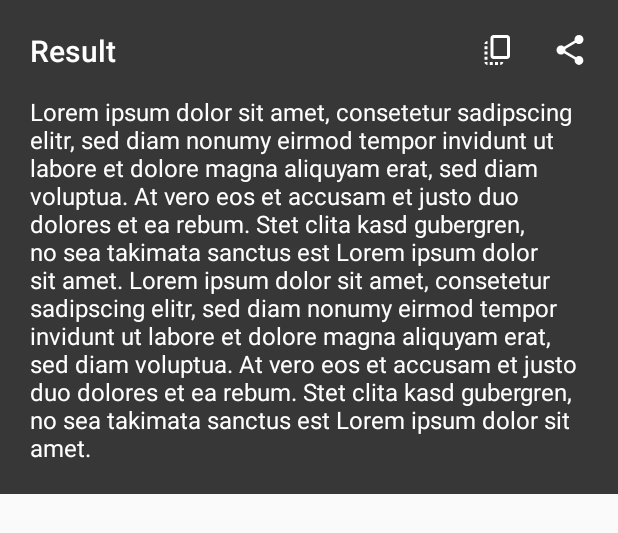
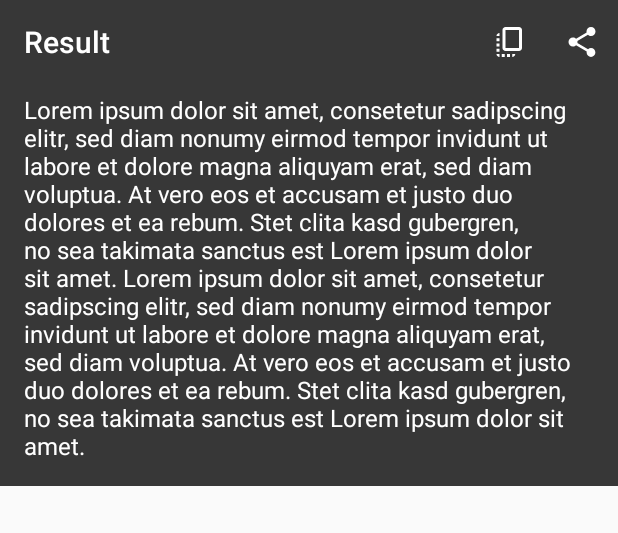
Before and after one commit to SubhamTyagi/android-ocr, an Android app: the layout bottom_sheet_dialog_results.xml on its own in the app's theme, with its tools: preview values and no code run, on a phone screen of 412 x 824 dp. Shown: the top 533 px of the screen. Run offline under Robolectric (Android 15) with nearby library versions, the light colour scheme and no system bars.

Commit message:
Use Toolbar instead.

```diff
--- a/app/src/main/java/io/github/subhamtyagi/ocr/BottomSheetResultsFragment.java
+++ b/app/src/main/java/io/github/subhamtyagi/ocr/BottomSheetResultsFragment.java
@@ -6,13 +6,14 @@ import android.content.Context;
 import android.content.Intent;
 import android.os.Bundle;
 import android.view.LayoutInflater;
+import android.view.MenuItem;
 import android.view.View;
 import android.view.ViewGroup;
-import android.widget.ImageButton;
 import android.widget.TextView;
 import android.widget.Toast;
 
 import androidx.annotation.Nullable;
+import androidx.appcompat.widget.Toolbar;
 
 import com.google.android.material.bottomsheet.BottomSheetDialogFragment;
 
@@ -45,14 +46,17 @@ public class BottomSheetResultsFragment extends BottomSheetDialogFragment {
         assert bundle != null;
         assert context != null;
 
-        ImageButton btnCopy = v.findViewById(R.id.btn_copy);
-        ImageButton btnShare = v.findViewById(R.id.btn_share);
+        TextView resultantText = v.findViewById(R.id.resultant_text);
+        Toolbar toolbar = v.findViewById(R.id.toolbar);
 
-        TextView resultantText = v.findViewById(R.id.resultant_text);
+        toolbar.setOnMenuItemClickListener(new Toolbar.OnMenuItemClickListener() {
 
-        btnCopy.setOnClickListener(new View.OnClickListener() {
             @Override
-            public void onClick(View v) {
+            public boolean onMenuItemClick(MenuItem item) {
+
+                int id = item.getItemId();
+
+                if(id == R.id.action_copy) {
 
                     ClipboardManager clipboardManager = (ClipboardManager) context.getSystemService(Context.CLIPBOARD_SERVICE);
                     ClipData clipData = ClipData.newPlainText("nonsense_data", bundle.getString(ARGUMENT_TEXT));
@@ -61,12 +65,7 @@ public class BottomSheetResultsFragment extends BottomSheetDialogFragment {
                     Toast.makeText(context, R.string.copied_to_clipboard, Toast.LENGTH_SHORT).show();
                     dismiss();
 
-            }
-        });
-
-        btnShare.setOnClickListener(new View.OnClickListener() {
-            @Override
-            public void onClick(View v) {
+                } else if(id == R.id.action_share) {
 
                     Intent intent = new Intent();
                     intent.setAction(Intent.ACTION_SEND);
@@ -77,12 +76,16 @@ public class BottomSheetResultsFragment extends BottomSheetDialogFragment {
                     dismiss();
 
                 }
+
+                return true;
+
+            }
         });
 
         if(bundle.getString(ARGUMENT_TEXT).trim().isEmpty()) {
 
-            btnCopy.setVisibility(View.GONE);
-            btnShare.setVisibility(View.GONE);
+            toolbar.getMenu()
+                    .setGroupVisible(0, false);
 
             resultantText.setText(R.string.no_results);
 
--- a/app/src/main/java/io/github/subhamtyagi/ocr/MainActivity.java
+++ b/app/src/main/java/io/github/subhamtyagi/ocr/MainActivity.java
@@ -435,7 +435,7 @@ public class MainActivity extends AppCompatActivity implements TessBaseAPI.Progr
 
     @Override
     public boolean onCreateOptionsMenu(final Menu menu) {
-        getMenuInflater().inflate(R.menu.menu, menu);
+        getMenuInflater().inflate(R.menu.menu_main, menu);
         return true;
     }
 
--- a/app/src/main/res/layout/bottom_sheet_dialog_results.xml
+++ b/app/src/main/res/layout/bottom_sheet_dialog_results.xml
@@ -1,59 +1,40 @@
 <?xml version="1.0" encoding="utf-8"?>
-<LinearLayout xmlns:android="http://schemas.android.com/apk/res/android"
+<RelativeLayout xmlns:android="http://schemas.android.com/apk/res/android"
     xmlns:app="http://schemas.android.com/apk/res-auto"
     xmlns:tools="http://schemas.android.com/tools"
     android:layout_width="match_parent"
     android:layout_height="wrap_content"
-    android:background="@color/elevatedSurface"
-    android:gravity="center_horizontal"
-    android:orientation="vertical"
-    android:padding="20dp">
+    android:background="@color/elevatedSurface">
 
-    <LinearLayout
+    <com.google.android.material.appbar.AppBarLayout
+        android:id="@+id/app_bar_layout"
         android:layout_width="match_parent"
         android:layout_height="wrap_content"
-        android:layout_marginBottom="16dp"
-        android:gravity="center_vertical"
-        android:orientation="horizontal">
+        app:elevation="0dp">
 
-        <TextView
-            android:id="@+id/title"
-            android:layout_width="0dp"
-            android:layout_height="wrap_content"
-            android:layout_weight="1"
-            android:fontFamily="sans-serif-medium"
-            android:text="@string/result"
-            android:textColor="@android:color/white"
-            android:textSize="20sp" />
+        <androidx.appcompat.widget.Toolbar
+            android:id="@+id/toolbar"
+            android:layout_width="match_parent"
+            android:layout_height="?attr/actionBarSize"
+            android:background="@color/elevatedSurface"
+            app:menu="@menu/menu_results"
+            app:title="@string/result"
+            app:titleTextColor="@android:color/white" />
 
-        <ImageButton
-            android:id="@+id/btn_copy"
-            android:layout_width="wrap_content"
-            android:layout_height="wrap_content"
-            android:layout_marginStart="24dp"
-            android:background="?selectableItemBackgroundBorderless"
-            android:contentDescription="@string/generic_image_description"
-            app:srcCompat="@drawable/ic_baseline_copy_all_24" />
-
-        <ImageButton
-            android:id="@+id/btn_share"
-            android:layout_width="wrap_content"
-            android:layout_height="wrap_content"
-            android:layout_marginStart="24dp"
-            android:background="?selectableItemBackgroundBorderless"
-            android:contentDescription="@string/generic_image_description"
-            app:srcCompat="@drawable/ic_baseline_share_24" />
-
-    </LinearLayout>
+    </com.google.android.material.appbar.AppBarLayout>
 
     <TextView
         android:id="@+id/resultant_text"
         android:layout_width="match_parent"
-        android:layout_height="0dp"
-        android:layout_weight="1"
+        android:layout_height="wrap_content"
+        android:layout_below="@+id/app_bar_layout"
+        android:paddingLeft="16dp"
+        android:paddingTop="6dp"
+        android:paddingRight="16dp"
+        android:paddingBottom="16dp"
         android:textColor="@android:color/white"
         android:textIsSelectable="true"
         android:textSize="16sp"
         tools:text="Lorem ipsum dolor sit amet, consetetur sadipscing elitr, sed diam nonumy eirmod tempor invidunt ut labore et dolore magna aliquyam erat, sed diam voluptua. At vero eos et accusam et justo duo dolores et ea rebum. Stet clita kasd gubergren, no sea takimata sanctus est Lorem ipsum dolor sit amet. Lorem ipsum dolor sit amet, consetetur sadipscing elitr, sed diam nonumy eirmod tempor invidunt ut labore et dolore magna aliquyam erat, sed diam voluptua. At vero eos et accusam et justo duo dolores et ea rebum. Stet clita kasd gubergren, no sea takimata sanctus est Lorem ipsum dolor sit amet." />
 
-</LinearLayout>
+</RelativeLayout>
--- /dev/null
+++ b/app/src/main/res/menu/menu_results.xml
@@ -0,0 +1,18 @@
+<?xml version="1.0" encoding="utf-8"?>
+<menu xmlns:android="http://schemas.android.com/apk/res/android"
+    xmlns:app="http://schemas.android.com/apk/res-auto">
+
+    <item
+        android:id="@+id/action_copy"
+        android:icon="@drawable/ic_baseline_copy_all_24"
+        android:title="@string/copy_to_clipboard"
+        android:visible="true"
+        app:showAsAction="ifRoom" />
+    <item
+        android:id="@+id/action_share"
+        android:icon="@drawable/ic_baseline_share_24"
+        android:title="@string/share"
+        android:visible="true"
+        app:showAsAction="ifRoom" />
+
+</menu>
--- a/app/src/main/res/values/strings.xml
+++ b/app/src/main/res/values/strings.xml
@@ -29,6 +29,8 @@
     <string name="downloading_language">Downloading language data…</string>
     <string name="text_goes_here">Text goes here</string>
     <string name="copied_to_clipboard">Copied to clipboard</string>
+    <string name="copy_to_clipboard">Copy to clipboard</string>
+    <string name="share">Share</string>
 
     <string name="persist_data_summary">Save image after the app closes</string>
     <string name="persist_data_title">Save data</string>
```
Also changed, not shown: app/src/main/res/menu/menu_main.xml (renamed from app/src/main/res/menu/menu.xml). Lines whose indentation alone changed are shown as unchanged.
